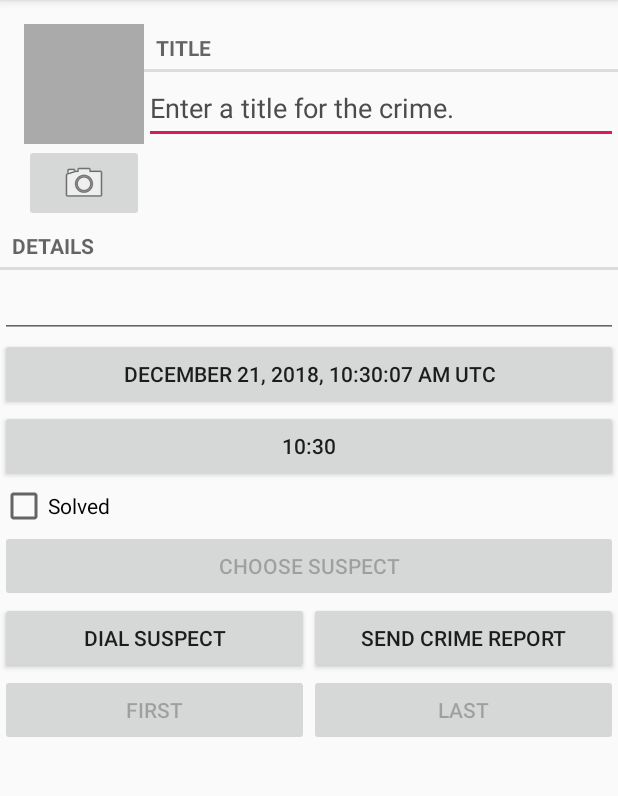
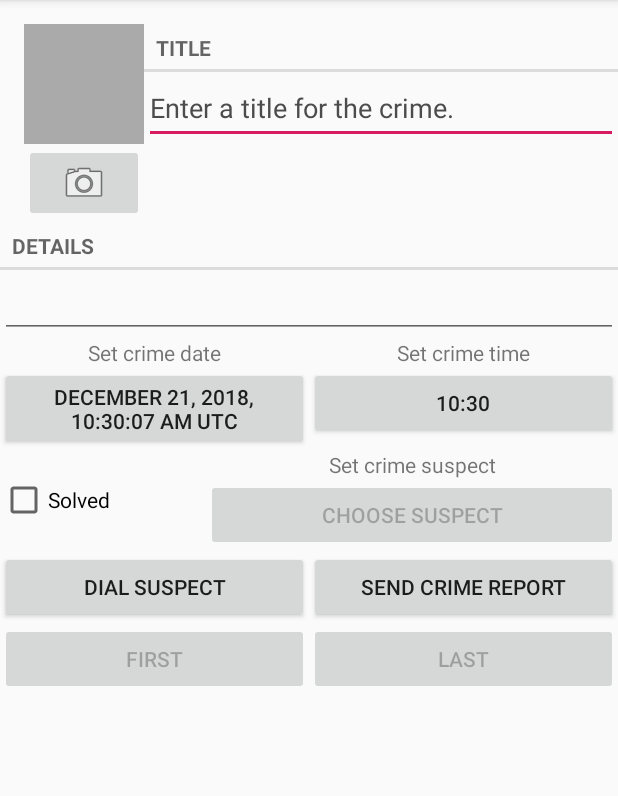
Before and after one commit to andreimironov/BigNerdRanch_CriminalIntent, an Android app: the screen it shows after launch (CrimePagerActivity), after a tap on "ADD CRIME", on a phone screen of 412 x 824 dp, the part 84-880 px from its top. Run offline under Robolectric (Android 15) with nearby library versions, the phone set to English and light mode, and no system bars.

Commit message:
Providing Enough Context For Data Entry

```diff
--- a/app/src/main/res/layout/fragment_crime.xml
+++ b/app/src/main/res/layout/fragment_crime.xml
@@ -54,7 +54,8 @@
         style="?android:listSeparatorTextViewStyle"
         android:layout_width="match_parent"
         android:layout_height="wrap_content"
-        android:text="@string/crime_details_label"/>
+        android:text="@string/crime_details_label"
+        android:labelFor="@+id/crime_details"/>
 
     <EditText
         android:id="@+id/crime_details"
@@ -63,25 +64,73 @@
         android:ems="10"
         android:inputType="textPersonName"
         android:text="Name" />
+    <LinearLayout
+        android:layout_width="match_parent"
+        android:layout_height="wrap_content"
+        android:orientation="horizontal">
+        <LinearLayout
+            android:layout_width="0dp"
+            android:layout_height="match_parent"
+            android:orientation="vertical"
+            android:layout_weight="1">
+            <TextView
+                android:text="@string/set_crime_date"
+                android:layout_width="match_parent"
+                android:layout_height="wrap_content"
+                android:labelFor="@+id/crime_date"
+                android:gravity="center"/>
             <Button
-        android:id="@+id/crime_date"
+                android:id="@id/crime_date"
                 android:layout_width="match_parent"
                 android:layout_height="wrap_content"/>
+        </LinearLayout>
+
+        <LinearLayout
+            android:layout_width="0dp"
+            android:layout_height="match_parent"
+            android:orientation="vertical"
+            android:layout_weight="1">
+            <TextView
+                android:text="@string/set_crime_time"
+                android:layout_width="match_parent"
+                android:layout_height="wrap_content"
+                android:labelFor="@+id/crime_time"
+                android:gravity="center"/>
             <Button
-        android:id="@+id/crime_time"
+                android:id="@id/crime_time"
                 android:layout_width="match_parent"
                 android:layout_height="wrap_content"/>
+        </LinearLayout>
+    </LinearLayout>
+    <LinearLayout
+        android:layout_width="match_parent"
+        android:layout_height="wrap_content"
+        android:orientation="horizontal">
         <CheckBox
             android:id="@+id/crime_solved"
+            android:layout_width="0dp"
+            android:layout_height="wrap_content"
+            android:layout_gravity="center"
+            android:text="@string/crime_solved_label"
+            android:layout_weight="1"/>
+        <LinearLayout
+            android:layout_width="0dp"
+            android:layout_height="wrap_content"
+            android:orientation="vertical"
+            android:layout_weight="2">
+            <TextView
+                android:text="Set crime suspect"
                 android:layout_width="match_parent"
                 android:layout_height="wrap_content"
-        android:text="@string/crime_solved_label"/>
-
+                android:gravity="center"
+                android:labelFor="@+id/crime_suspect"/>
             <Button
-        android:id="@+id/crime_suspect"
+                android:id="@id/crime_suspect"
                 android:layout_width="match_parent"
                 android:layout_height="wrap_content"
                 android:text="@string/crime_suspect_text" />
+        </LinearLayout>
+    </LinearLayout>
 
     <LinearLayout
         android:layout_width="match_parent"
--- a/app/src/main/res/values/strings.xml
+++ b/app/src/main/res/values/strings.xml
@@ -30,4 +30,6 @@
     <string name="crime_photo_button_description">Take photo of crime scene</string>
     <string name="crime_photo_no_image_description">Crime scene photo (not set)</string>
     <string name="crime_photo_image_description">Crime scene photo (set)</string>
+    <string name="set_crime_date">Set crime date</string>
+    <string name="set_crime_time">Set crime time</string>
 </resources>
```
Lines whose indentation alone changed are shown as unchanged.
